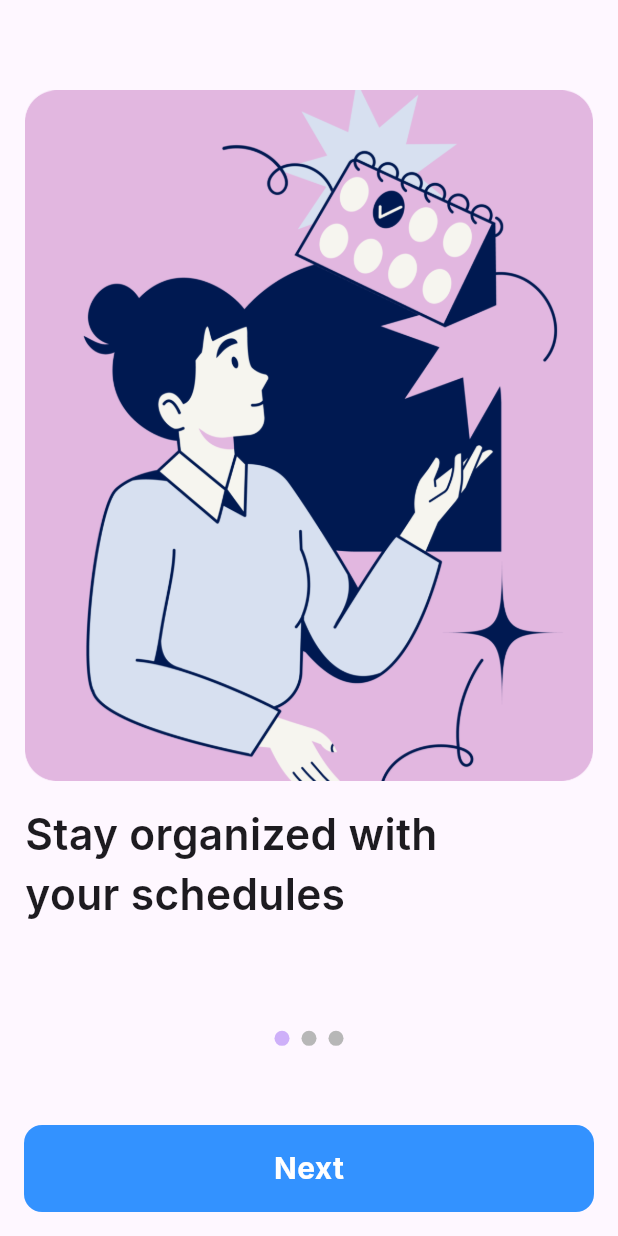
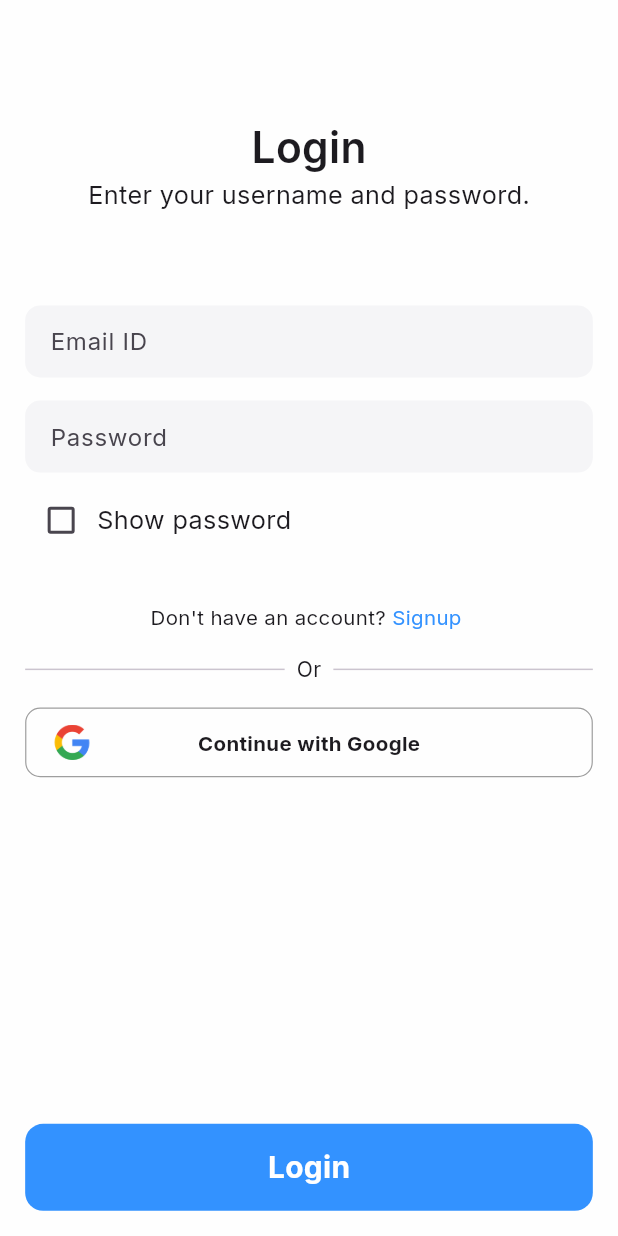
Before and after one commit to arunbabuvn/scheduler_pro, a Flutter app: the OnboardingScreen screen opened by its route, after a tap on "Next", on a phone screen of 412 x 824 dp. Run offline on Flutter 3.47's test engine with Material 3 defaults, Android fonts, the phone set to English and light mode, and no system bars; drawn by our look-alikes of smooth_page_indicator; our stand-ins replace gap, go_router, google_fonts.

Commit message:
added auth screens and home screen

```diff
--- /dev/null
+++ b/lib/components/custom_textfield.dart
@@ -0,0 +1,38 @@
+import 'package:flutter/material.dart';
+import 'package:google_fonts/google_fonts.dart';
+import 'package:scheduler_pro/components/pixels.dart';
+
+class CustomTextfield extends StatelessWidget {
+  CustomTextfield({
+    super.key,
+    required this.hintText,
+    required this.keyboardType,
+    this.obscureText = false,
+  });
+
+  final String? hintText;
+  final TextInputType? keyboardType;
+  bool obscureText;
+
+  @override
+  Widget build(BuildContext context) {
+    return Container(
+      padding: EdgeInsets.symmetric(
+        horizontal: Pixels.screenWidth * (16 / Pixels.figmaScreenWidth),
+      ),
+      decoration: BoxDecoration(
+        color: const Color(0xFFF5F5F7),
+        borderRadius: BorderRadius.circular(10),
+      ),
+      child: TextFormField(
+        obscureText: obscureText,
+        keyboardType: keyboardType,
+        decoration: InputDecoration(
+          border: InputBorder.none,
+          hintText: hintText,
+          hintStyle: GoogleFonts.inter(fontSize: 16),
+        ),
+      ),
+    );
+  }
+}
--- a/lib/main.dart
+++ b/lib/main.dart
@@ -19,6 +19,7 @@ class MyApp extends StatelessWidget {
       title: 'Flutter Demo',
       theme: ThemeData(
         colorScheme: ColorScheme.fromSeed(seedColor: Colors.deepPurple),
+        scaffoldBackgroundColor: const Color(0xFFFEFEFE),
         useMaterial3: true,
       ),
       routerConfig: appRoute,
--- /dev/null
+++ b/lib/screens/auth_screen/sign_in_screen.dart
@@ -0,0 +1,155 @@
+import 'package:flutter/material.dart';
+import 'package:gap/gap.dart';
+import 'package:go_router/go_router.dart';
+import 'package:google_fonts/google_fonts.dart';
+import 'package:scheduler_pro/components/custom_button.dart';
+import 'package:scheduler_pro/components/custom_textfield.dart';
+import 'package:scheduler_pro/components/pixels.dart';
+import 'package:scheduler_pro/components/text_style.dart';
+
+class SignInScreen extends StatefulWidget {
+  const SignInScreen({super.key});
+
+  @override
+  State<SignInScreen> createState() => _SignInScreenState();
+}
+
+class _SignInScreenState extends State<SignInScreen> {
+  bool? passwordVisible = false;
+  @override
+  Widget build(BuildContext context) {
+    return Scaffold(
+      body: SafeArea(
+        child: Container(
+          width: Pixels.screenWidth,
+          padding: EdgeInsets.all(
+            Pixels.screenWidth * (16 / Pixels.figmaScreenWidth),
+          ),
+          child: Column(
+            crossAxisAlignment: CrossAxisAlignment.center,
+            children: [
+              Gap(Pixels.screenHeight * (63 / Pixels.figmaScreenHeight)),
+              PrimaryText(
+                child: "Login",
+                fontSize: Pixels.screenWidth * (27 / Pixels.figmaScreenWidth),
+                fontWeight: FontWeight.w600,
+              ),
+              PrimaryText(
+                child: "Enter your username and password.",
+                fontSize: Pixels.screenWidth * (16 / Pixels.figmaScreenWidth),
+                fontWeight: FontWeight.w400,
+              ),
+              Gap(Pixels.screenHeight * (64 / Pixels.figmaScreenHeight)),
+              CustomTextfield(
+                hintText: "Email ID",
+                keyboardType: TextInputType.emailAddress,
+              ),
+              Gap(Pixels.screenHeight * (16 / Pixels.figmaScreenHeight)),
+              CustomTextfield(
+                hintText: "Password",
+                keyboardType: TextInputType.visiblePassword,
+                obscureText: !passwordVisible!,
+              ),
+              Gap(Pixels.screenHeight * (8 / Pixels.figmaScreenHeight)),
+              Row(
+                children: [
+                  Checkbox(
+                    activeColor: const Color(0xFF3392FF),
+                    value: passwordVisible,
+                    onChanged: (value) {
+                      setState(() {
+                        passwordVisible = value;
+                      });
+                    },
+                  ),
+                  PrimaryText(
+                    child: "Show password",
+                    fontWeight: FontWeight.w400,
+                    fontSize:
+                        Pixels.screenWidth * (16 / Pixels.figmaScreenWidth),
+                  )
+                ],
+              ),
+              Gap(Pixels.screenHeight * (32 / Pixels.figmaScreenHeight)),
+              Row(
+                mainAxisAlignment: MainAxisAlignment.center,
+                children: [
+                  PrimaryText(
+                    child: "Don't have an account? ",
+                    fontSize:
+                        Pixels.screenWidth * (13 / Pixels.figmaScreenWidth),
+                  ),
+                  GestureDetector(
+                    onTap: () => context.push("/signUp"),
+                    child: PrimaryText(
+                      child: "Signup ",
+                      color: const Color(0xFF3392FF),
+                      fontSize:
+                          Pixels.screenWidth * (13 / Pixels.figmaScreenWidth),
+                    ),
+                  ),
+                ],
+              ),
+              Gap(Pixels.screenHeight * (16 / Pixels.figmaScreenHeight)),
+              const Row(
+                mainAxisAlignment: MainAxisAlignment.center,
+                children: [
+                  Expanded(child: Divider()),
+                  Padding(
+                    padding: EdgeInsets.symmetric(horizontal: 8.0),
+                    child: PrimaryText(child: "Or"),
+                  ),
+                  Expanded(child: Divider()),
+                ],
+              ),
+              Gap(Pixels.screenHeight * (16 / Pixels.figmaScreenHeight)),
+              Container(
+                width: Pixels.screenWidth,
+                height: Pixels.screenHeight * (48 / Pixels.figmaScreenHeight),
+                padding: EdgeInsets.symmetric(
+                  horizontal:
+                      Pixels.screenWidth * (16 / Pixels.figmaScreenWidth),
+                  vertical:
+                      Pixels.screenHeight * (11 / Pixels.figmaScreenHeight),
+                ),
+                decoration: BoxDecoration(
+                  borderRadius: BorderRadius.circular(10),
+                  border: Border.all(width: 0.8, color: Colors.grey),
+                ),
+                child: Stack(
+                  children: [
+                    Image.asset(
+                      "assets/images/google.png",
+                      width:
+                          Pixels.screenWidth * (26 / Pixels.figmaScreenWidth),
+                    ),
+                    Align(
+                      alignment: Alignment.center,
+                      child: PrimaryText(
+                        child: "Continue with Google",
+                        fontSize:
+                            Pixels.screenWidth * (13 / Pixels.figmaScreenWidth),
+                        fontWeight: FontWeight.w700,
+                      ),
+                    ),
+                  ],
+                ),
+              ),
+              const Spacer(),
+              CustomButton(
+                onTap: () {
+                  context.push('/main');
+                },
+                text: "Login",
+                buttonColor: const Color(0xFF3392FF),
+                fontSize: Pixels.screenWidth * (19 / Pixels.figmaScreenWidth),
+                fontWeight: FontWeight.w700,
+                textColor: Colors.white,
+              )
+            ],
+          ),
+        ),
+      ),
+    );
+  }
+}
--- /dev/null
+++ b/lib/screens/auth_screen/sign_up_screen.dart
@@ -0,0 +1,164 @@
+import 'package:flutter/material.dart';
+import 'package:gap/gap.dart';
+import 'package:go_router/go_router.dart';
+import 'package:scheduler_pro/components/custom_button.dart';
+import 'package:scheduler_pro/components/custom_textfield.dart';
+import 'package:scheduler_pro/components/pixels.dart';
+import 'package:scheduler_pro/components/text_style.dart';
+
+class SignUpScreen extends StatefulWidget {
+  const SignUpScreen({super.key});
+
+  @override
+  State<SignUpScreen> createState() => _SignUpScreenState();
+}
+
+class _SignUpScreenState extends State<SignUpScreen> {
+  bool? passwordVisible = false;
+
+  @override
+  Widget build(BuildContext context) {
+    return Scaffold(
+      body: SafeArea(
+        child: Container(
+          width: Pixels.screenWidth,
+          padding: EdgeInsets.all(
+            Pixels.screenWidth * (16 / Pixels.figmaScreenWidth),
+          ),
+          child: Column(
+            crossAxisAlignment: CrossAxisAlignment.center,
+            children: [
+              Gap(Pixels.screenHeight * (63 / Pixels.figmaScreenHeight)),
+              PrimaryText(
+                child: "Sign up",
+                fontSize: Pixels.screenWidth * (27 / Pixels.figmaScreenWidth),
+                fontWeight: FontWeight.w600,
+              ),
+              PrimaryText(
+                child: "Create a new account.",
+                fontSize: Pixels.screenWidth * (16 / Pixels.figmaScreenWidth),
+                fontWeight: FontWeight.w400,
+              ),
+              Gap(Pixels.screenHeight * (64 / Pixels.figmaScreenHeight)),
+              CustomTextfield(
+                hintText: "Name",
+                keyboardType: TextInputType.name,
+              ),
+              Gap(Pixels.screenHeight * (16 / Pixels.figmaScreenHeight)),
+              CustomTextfield(
+                hintText: "Email ID",
+                keyboardType: TextInputType.emailAddress,
+              ),
+              Gap(Pixels.screenHeight * (16 / Pixels.figmaScreenHeight)),
+              CustomTextfield(
+                hintText: "Password",
+                keyboardType: TextInputType.visiblePassword,
+                obscureText: !passwordVisible!,
+              ),
+              Gap(Pixels.screenHeight * (16 / Pixels.figmaScreenHeight)),
+              CustomTextfield(
+                hintText: "Confirm Password",
+                keyboardType: TextInputType.visiblePassword,
+                obscureText: !passwordVisible!,
+              ),
+              Gap(Pixels.screenHeight * (8 / Pixels.figmaScreenHeight)),
+              Row(
+                children: [
+                  Checkbox(
+                    activeColor: const Color(0xFF3392FF),
+                    value: passwordVisible,
+                    onChanged: (value) {
+                      setState(() {
+                        passwordVisible = value;
+                      });
+                    },
+                  ),
+                  PrimaryText(
+                    child: "Show password",
+                    fontWeight: FontWeight.w400,
+                    fontSize:
+                        Pixels.screenWidth * (16 / Pixels.figmaScreenWidth),
+                  )
+                ],
+              ),
+              Gap(Pixels.screenHeight * (32 / Pixels.figmaScreenHeight)),
+              Row(
+                mainAxisAlignment: MainAxisAlignment.center,
+                children: [
+                  PrimaryText(
+                    child: "Already have an account? ",
+                    fontSize:
+                        Pixels.screenWidth * (13 / Pixels.figmaScreenWidth),
+                  ),
+                  GestureDetector(
+                    onTap: () => context.push("/signIn"),
+                    child: PrimaryText(
+                      child: "Login ",
+                      color: const Color(0xFF3392FF),
+                      fontSize:
+                          Pixels.screenWidth * (13 / Pixels.figmaScreenWidth),
+                    ),
+                  ),
+                ],
+              ),
+              // Gap(Pixels.screenHeight * (16 / Pixels.figmaScreenHeight)),
+              // const Row(
+              //   mainAxisAlignment: MainAxisAlignment.center,
+              //   children: [
+              //     Expanded(child: Divider()),
+              //     Padding(
+              //       padding: EdgeInsets.symmetric(horizontal: 8.0),
+              //       child: PrimaryText(child: "Or"),
+              //     ),
+              //     Expanded(child: Divider()),
+              //   ],
+              // ),
+              // Gap(Pixels.screenHeight * (16 / Pixels.figmaScreenHeight)),
+              // Container(
+              //   width: Pixels.screenWidth,
+              //   height: Pixels.screenHeight * (48 / Pixels.figmaScreenHeight),
+              //   padding: EdgeInsets.symmetric(
+              //     horizontal:
+              //         Pixels.screenWidth * (16 / Pixels.figmaScreenWidth),
+              //     vertical:
+              //         Pixels.screenHeight * (11 / Pixels.figmaScreenHeight),
+              //   ),
+              //   decoration: BoxDecoration(
+              //     borderRadius: BorderRadius.circular(10),
+              //     border: Border.all(width: 0.8, color: Colors.grey),
+              //   ),
+              //   child: Stack(
+              //     children: [
+              //       Image.asset(
+              //         "assets/images/google.png",
+              //         width:
+              //             Pixels.screenWidth * (26 / Pixels.figmaScreenWidth),
+              //       ),
+              //       Align(
+              //         alignment: Alignment.center,
+              //         child: PrimaryText(
+              //           child: "Continue with Google",
+              //           fontSize:
+              //               Pixels.screenWidth * (13 / Pixels.figmaScreenWidth),
+              //           fontWeight: FontWeight.w700,
+              //         ),
+              //       ),
+              //     ],
+              //   ),
+              // ),
+              const Spacer(),
+              CustomButton(
+                onTap: () {},
+                text: "Login",
+                buttonColor: const Color(0xFF3392FF),
+                fontSize: Pixels.screenWidth * (19 / Pixels.figmaScreenWidth),
+                fontWeight: FontWeight.w700,
+                textColor: Colors.white,
+              )
+            ],
+          ),
+        ),
+      ),
+    );
+  }
+}
--- a/lib/screens/intro_screen.dart
+++ b/lib/screens/intro_screen.dart
@@ -22,7 +22,7 @@ class IntroScreen extends StatelessWidget {
                   Pixels.screenWidth * (16 / Pixels.figmaScreenWidth),
                 ),
                 width: Pixels.screenWidth,
-                height: Pixels.screenHeight / 1.9,
+                height: Pixels.screenHeight * (460 / Pixels.figmaScreenHeight),
                 decoration: const BoxDecoration(color: Colors.white),
                 child: Column(
                   crossAxisAlignment: CrossAxisAlignment.center,
--- /dev/null
+++ b/lib/screens/main_screen.dart
@@ -0,0 +1,12 @@
+import 'package:flutter/material.dart';
+
+class MainScreen extends StatelessWidget {
+  const MainScreen({super.key});
+
+  @override
+  Widget build(BuildContext context) {
+    return Scaffold(
+      body: Container(),
+    );
+  }
+}
--- a/lib/screens/onboarding/onboarding_screen.dart
+++ b/lib/screens/onboarding/onboarding_screen.dart
@@ -1,5 +1,6 @@
 import 'package:flutter/material.dart';
 import 'package:gap/gap.dart';
+import 'package:go_router/go_router.dart';
 import 'package:scheduler_pro/components/custom_button.dart';
 import 'package:scheduler_pro/components/pixels.dart';
 import 'package:scheduler_pro/screens/onboarding/onboarding_screen1.dart';
@@ -47,7 +48,9 @@ class OnboardingScreen extends StatelessWidget {
                   fontSize: Pixels.screenWidth * (19 / Pixels.figmaScreenWidth),
                   fontWeight: FontWeight.w700,
                   textColor: Colors.white,
-                  onTap: () {},
+                  onTap: () {
+                    context.push("/signIn");
+                  },
                 ),
               )
             ],
--- a/lib/screens/onboarding/onboarding_screen3.dart
+++ b/lib/screens/onboarding/onboarding_screen3.dart
@@ -15,7 +15,8 @@ class OnboardingScreen3 extends StatelessWidget {
       child: Column(
         crossAxisAlignment: CrossAxisAlignment.start,
         children: [
-          Gap(Pixels.screenHeight * (45 / Pixels.figmaScreenHeight)),
+          // Gap(Pixels.screenHeight * (45 / Pixels.figmaScreenHeight)),
+          const Spacer(),
           SizedBox(
             width: Pixels.screenWidth * (295 / Pixels.figmaScreenWidth),
             child: PrimaryText(
@@ -36,25 +37,139 @@ class OnboardingScreen3 extends StatelessWidget {
             ),
             child: Row(
               children: [
-                Stack(
-                  children: [
-                    Container(
-                      decoration: const BoxDecoration(
-                          color: Color(0xFFDDDDDE), shape: BoxShape.circle),
-                      height: 40,
-                      width: 40,
-                    ),
-                    Container(
-                      decoration: const BoxDecoration(
-                          color: Color(0xFF3392FF), shape: BoxShape.circle),
-                      height: 20,
-                      width: 20,
-                    ),
-                  ],
-                )
+                Image.asset(
+                  "assets/images/ob_screen3_icon.png",
+                  width: Pixels.screenWidth * (40 / Pixels.figmaScreenWidth),
+                ),
+                Gap(Pixels.screenWidth * (16 / Pixels.figmaScreenWidth)),
+                SizedBox(
+                  width: Pixels.screenWidth * (224 / Pixels.figmaScreenWidth),
+                  child: PrimaryText(
+                    child: "Add new tasks fast and easy",
+                    fontSize:
+                        Pixels.screenWidth * (19 / Pixels.figmaScreenWidth),
+                    fontWeight: FontWeight.w700,
+                  ),
+                ),
               ],
             ),
-          )
+          ),
+          Gap(Pixels.screenHeight * (24 / Pixels.figmaScreenHeight)),
+          Container(
+            padding: EdgeInsets.symmetric(
+              vertical: Pixels.screenHeight * (19 / Pixels.figmaScreenHeight),
+              horizontal: Pixels.screenWidth * (24 / Pixels.figmaScreenWidth),
+            ),
+            decoration: BoxDecoration(
+              color: const Color(0xFFF5F5F7),
+              borderRadius: BorderRadius.circular(20),
+            ),
+            child: Row(
+              children: [
+                Image.asset(
+                  "assets/images/ob_screen3_icon.png",
+                  width: Pixels.screenWidth * (40 / Pixels.figmaScreenWidth),
+                ),
+                Gap(Pixels.screenWidth * (16 / Pixels.figmaScreenWidth)),
+                SizedBox(
+                  width: Pixels.screenWidth * (224 / Pixels.figmaScreenWidth),
+                  child: PrimaryText(
+                    child: "Visual timeline of your tasks and schedules",
+                    fontSize:
+                        Pixels.screenWidth * (19 / Pixels.figmaScreenWidth),
+                    fontWeight: FontWeight.w700,
+                  ),
+                ),
+              ],
+            ),
+          ),
+          Gap(Pixels.screenHeight * (24 / Pixels.figmaScreenHeight)),
+          Container(
+            padding: EdgeInsets.symmetric(
+              vertical: Pixels.screenHeight * (19 / Pixels.figmaScreenHeight),
+              horizontal: Pixels.screenWidth * (24 / Pixels.figmaScreenWidth),
+            ),
+            decoration: BoxDecoration(
+              color: const Color(0xFFF5F5F7),
+              borderRadius: BorderRadius.circular(20),
+            ),
+            child: Row(
+              children: [
+                Image.asset(
+                  "assets/images/ob_screen3_icon.png",
+                  width: Pixels.screenWidth * (40 / Pixels.figmaScreenWidth),
+                ),
+                Gap(Pixels.screenWidth * (16 / Pixels.figmaScreenWidth)),
+                SizedBox(
+                  width: Pixels.screenWidth * (224 / Pixels.figmaScreenWidth),
+                  child: PrimaryText(
+                    child: "AI assistant",
+                    fontSize:
+                        Pixels.screenWidth * (19 / Pixels.figmaScreenWidth),
+                    fontWeight: FontWeight.w700,
+                  ),
+                ),
+              ],
+            ),
+          ),
+          Gap(Pixels.screenHeight * (24 / Pixels.figmaScreenHeight)),
+          Container(
+            padding: EdgeInsets.symmetric(
+              vertical: Pixels.screenHeight * (19 / Pixels.figmaScreenHeight),
+              horizontal: Pixels.screenWidth * (24 / Pixels.figmaScreenWidth),
+            ),
+            decoration: BoxDecoration(
+              color: const Color(0xFFF5F5F7),
+              borderRadius: BorderRadius.circular(20),
+            ),
+            child: Row(
+              children: [
+                Image.asset(
+                  "assets/images/ob_screen3_icon.png",
+                  width: Pixels.screenWidth * (40 / Pixels.figmaScreenWidth),
+                ),
+                Gap(Pixels.screenWidth * (16 / Pixels.figmaScreenWidth)),
+                SizedBox(
+                  width: Pixels.screenWidth * (224 / Pixels.figmaScreenWidth),
+                  child: PrimaryText(
+                    child: "Task reminders",
+                    fontSize:
+                        Pixels.screenWidth * (19 / Pixels.figmaScreenWidth),
+                    fontWeight: FontWeight.w700,
+                  ),
+                ),
+              ],
+            ),
+          ),
+          Gap(Pixels.screenHeight * (24 / Pixels.figmaScreenHeight)),
+          Container(
+            padding: EdgeInsets.symmetric(
+              vertical: Pixels.screenHeight * (19 / Pixels.figmaScreenHeight),
+              horizontal: Pixels.screenWidth * (24 / Pixels.figmaScreenWidth),
+            ),
+            decoration: BoxDecoration(
+              color: const Color(0xFFF5F5F7),
+              borderRadius: BorderRadius.circular(20),
+            ),
+            child: Row(
+              children: [
+                Image.asset(
+                  "assets/images/ob_screen3_icon.png",
+                  width: Pixels.screenWidth * (40 / Pixels.figmaScreenWidth),
+                ),
+                Gap(Pixels.screenWidth * (16 / Pixels.figmaScreenWidth)),
+                SizedBox(
+                  width: Pixels.screenWidth * (224 / Pixels.figmaScreenWidth),
+                  child: PrimaryText(
+                    child: "Collaboration with teams",
+                    fontSize:
+                        Pixels.screenWidth * (19 / Pixels.figmaScreenWidth),
+                    fontWeight: FontWeight.w700,
+                  ),
+                ),
+              ],
+            ),
+          ),
         ],
       ),
     );
--- a/lib/services/router.dart
+++ b/lib/services/router.dart
@@ -1,5 +1,8 @@
 import 'package:go_router/go_router.dart';
+import 'package:scheduler_pro/screens/auth_screen/sign_in_screen.dart';
+import 'package:scheduler_pro/screens/auth_screen/sign_up_screen.dart';
 import 'package:scheduler_pro/screens/intro_screen.dart';
+import 'package:scheduler_pro/screens/main_screen.dart';
 import 'package:scheduler_pro/screens/onboarding/onboarding_screen.dart';
 
 final appRoute = GoRouter(
@@ -12,5 +15,17 @@ final appRoute = GoRouter(
       path: "/onboarding",
       builder: (context, state) => const OnboardingScreen(),
     ),
+    GoRoute(
+      path: "/signIn",
+      builder: (context, state) => const SignInScreen(),
+    ),
+    GoRoute(
+      path: "/signUp",
+      builder: (context, state) => const SignUpScreen(),
+    ),
+    GoRoute(
+      path: "/main",
+      builder: (context, state) => const MainScreen(),
+    ),
   ],
 );
```
Also changed, not shown: assets/images/google.png (added), assets/images/ob_screen3_icon.png (added).
